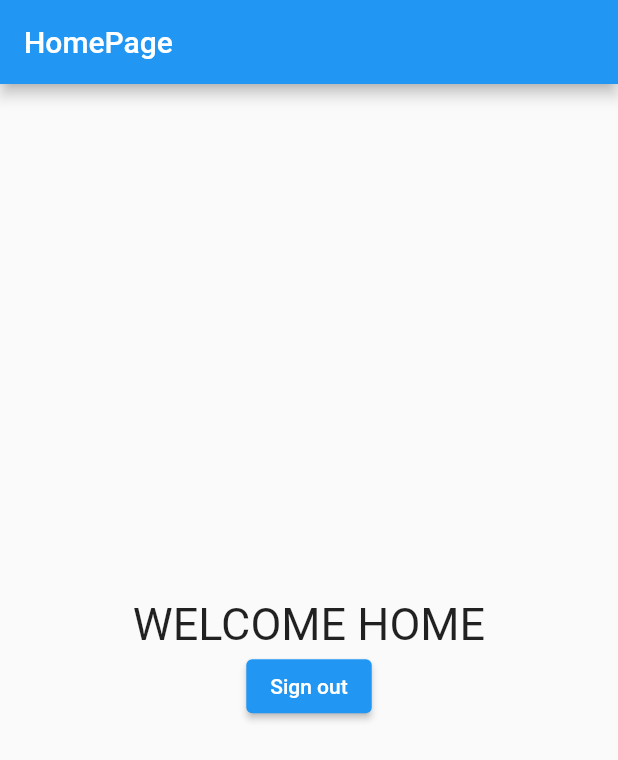
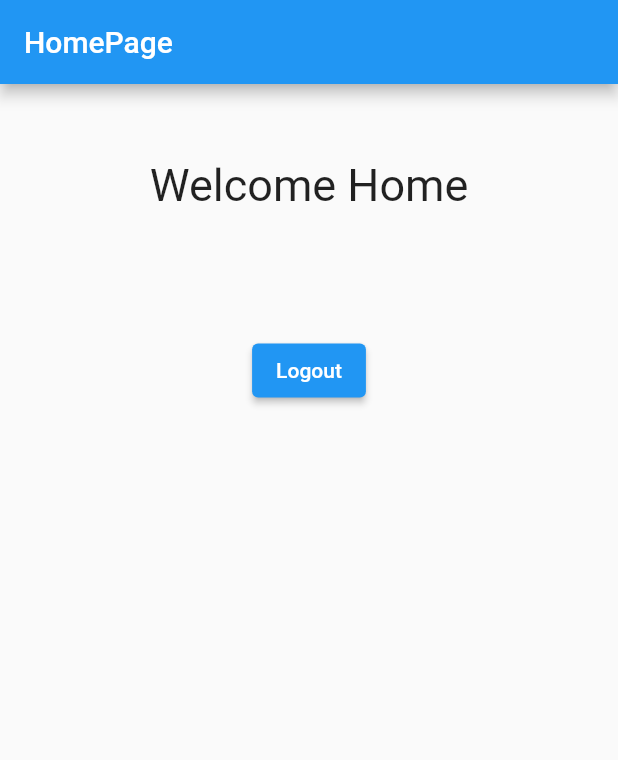
Before and after one commit to casfian/hellofirebase2, a Flutter app: the screen it shows once a user with an empty profile is signed in, on a phone screen of 412 x 824 dp. Shown: the top 760 px of the screen. Run offline on Flutter 3.47's test engine with Material 2 defaults, Android fonts, the phone set to English and light mode, and no system bars; our stand-ins replace firebase_auth, firebase_core; accounts and stored records are empty; network calls fail.

Commit message:
second commit

```diff
--- a/lib/homepage.dart
+++ b/lib/homepage.dart
@@ -1,27 +1,42 @@
+import 'package:firebase_auth/firebase_auth.dart';
 import 'package:hellofirebase2/authentication.dart';
 import 'package:flutter/material.dart';
 import 'package:provider/provider.dart';
 
-
 class HomePage extends StatelessWidget {
   @override
   Widget build(BuildContext context) {
+    //use this to get provider variable from
+    //the authentication class
+    final firebaseUser = context.read<User>();
+
     return Scaffold(
-      appBar: AppBar(title: Text('HomePage'),),
+      appBar: AppBar(
+        title: Text('HomePage'),
+      ),
       body: Center(
         child: Column(
-          mainAxisAlignment: MainAxisAlignment.center,
+          mainAxisAlignment: MainAxisAlignment.start,
           children: [
-            Text("WELCOME HOME",style:TextStyle(fontSize: 30)),
+            SizedBox(
+              height: 50,
+            ),
+            Text("Welcome Home", style: TextStyle(fontSize: 30)),
 
+            //display firebaseUser data
+            Text(firebaseUser.email.toString()),
+            Text(firebaseUser.uid.toString()),
 
+            SizedBox(
+              height: 50,
+            ),
+            //logout button
             ElevatedButton(
               onPressed: () {
                 context.read<AuthenticationProvider>().signOut();
               },
-              child: Text("Sign out"),
+              child: Text("Logout"),
             ),
-
           ],
         ),
       ),
--- a/lib/login.dart
+++ b/lib/login.dart
@@ -9,8 +9,8 @@ class LogInPage extends StatefulWidget {
 
 class _LogInPageState extends State<LogInPage> {
   //Controllers for e-mail and password textfields.
-  final TextEditingController emailController = TextEditingController();
-  final TextEditingController passwordController = TextEditingController();
+  final emailController = TextEditingController();
+  final passwordController = TextEditingController();
 
   //Handling signup and signin
   bool signUp = true;
```
